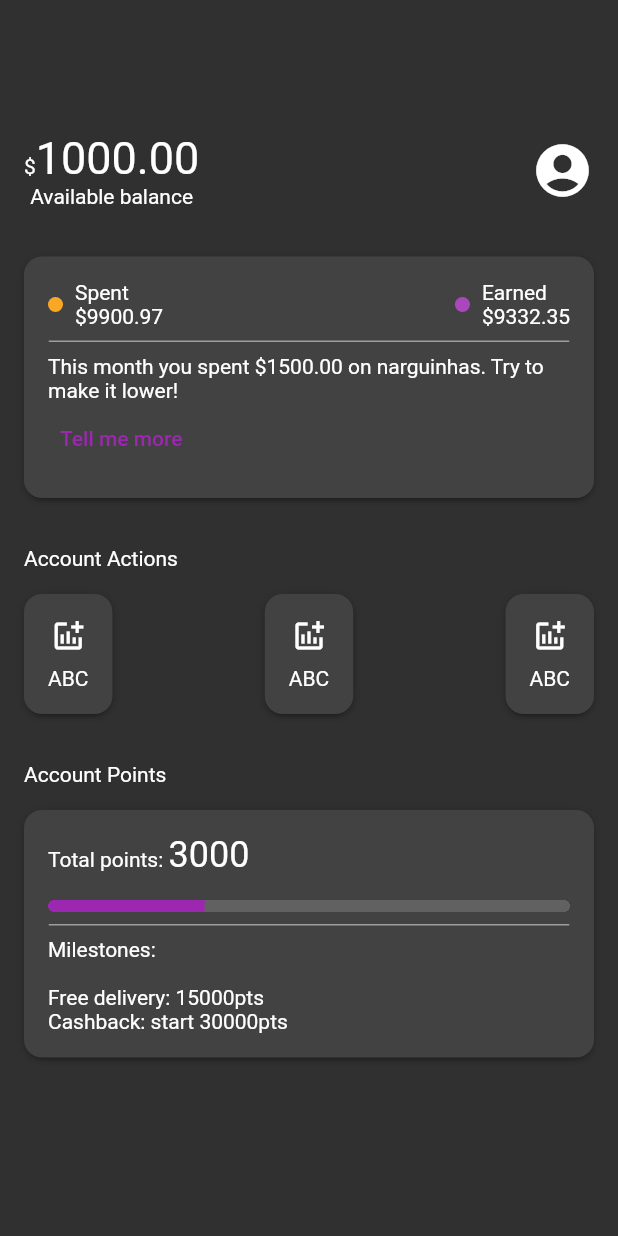
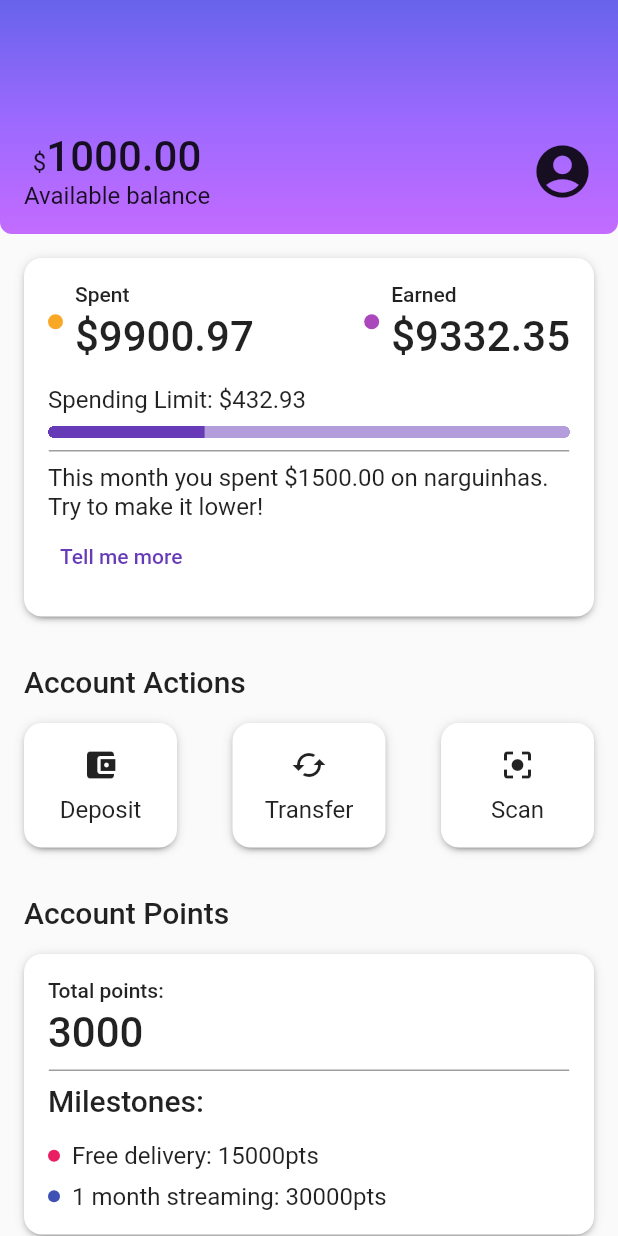
Before and after one commit to ikyrie/alubank, a Flutter app: the screen it shows after launch, on a phone screen of 412 x 824 dp. Run offline on Flutter 3.47's test engine with Material 2 defaults, Android fonts, the phone set to English and light mode, and no system bars.

Commit message:
Finishing basic structure and theming

```diff
--- a/lib/components/activity.dart
+++ b/lib/components/activity.dart
@@ -7,7 +7,9 @@ class Activity extends StatelessWidget {
 
   @override
   Widget build(BuildContext context) {
-    return Column(
+    return Container(
+      width: 70,
+      child: Column(
         children: <Widget>[
           Padding(
             padding: const EdgeInsets.only(bottom: 8.0),
@@ -15,8 +17,10 @@ class Activity extends StatelessWidget {
           ),
           Text(
             cardTitle,
+            textAlign: TextAlign.center,
           ),
         ],
+      ),
     );
   }
 }
--- a/lib/components/current_points.dart
+++ b/lib/components/current_points.dart
@@ -16,32 +16,23 @@ class _AccountPointsState extends State<AccountPoints> {
         Column(
           crossAxisAlignment: CrossAxisAlignment.start,
           children: <Widget>[
-            Padding(
-              padding: const EdgeInsets.only(bottom: 16.0),
-              child: Text.rich(
-                TextSpan(
-                  text: 'Total points: ',
-                  children: <TextSpan>[
-                    TextSpan(text: '3000', style: TextStyle(fontSize: 24),),
-                  ],
-                ),
-              ),
-            ),
-            Row(
-              children: [
-                Expanded(
-                  child: Container(
-                    clipBehavior: Clip.hardEdge,
-                    child: LinearProgressIndicator(
-                      value: 0.3,
-                      semanticsLabel: 'Current points',
-                      minHeight: 8,
-                    ),
-                    decoration: BoxDecoration(borderRadius: BorderRadius.circular(5)),
+            Column(
+              crossAxisAlignment: CrossAxisAlignment.start,
+              children: <Widget>[
+                Padding(
+                  padding: const EdgeInsets.only(bottom: 4.0),
+                  child: Text(
+                    'Total points:',
+                    style: Theme.of(context).textTheme.labelLarge,
                   ),
                 ),
+                Text(
+                  '3000',
+                  style: Theme.of(context).textTheme.bodyLarge,
+                ),
               ],
-            )
+            ),
+
           ],
         ),
         Padding(
@@ -56,10 +47,43 @@ class _AccountPointsState extends State<AccountPoints> {
           children: <Widget>[
             Padding(
               padding: const EdgeInsets.only(bottom: 16.0),
-              child: Text('Milestones:',),
+              child: Text('Milestones:', style: Theme.of(context).textTheme.titleLarge,),
             ),
-            Text('Free delivery: 15000pts'),
-            Text('Cashback: start 30000pts'),
+            Padding(
+              padding: const EdgeInsets.only(bottom: 8.0),
+              child: Row(
+                children: [
+                  Padding(
+                    padding: const EdgeInsets.only(right: 8.0),
+                    child: Container(
+                      width: 8,
+                      height: 8,
+                      decoration: BoxDecoration(
+                        borderRadius: BorderRadius.circular(10),
+                        color: Colors.pink,
+                      ),
+                    ),
+                  ),
+                  Text('Free delivery: 15000pts'),
+                ],
+              ),
+            ),
+            Row(
+              children: [
+                Padding(
+                  padding: const EdgeInsets.only(right: 8.0),
+                  child: Container(
+                    width: 8,
+                    height: 8,
+                    decoration: BoxDecoration(
+                        borderRadius: BorderRadius.circular(10),
+                      color: Colors.indigo,
+                    ),
+                  ),
+                ),
+                Text('1 month streaming: 30000pts'),
+              ],
+            ),
           ],
         ),
       ],
--- a/lib/components/sections/actions.dart
+++ b/lib/components/sections/actions.dart
@@ -15,7 +15,7 @@ class ActionsSection extends StatelessWidget {
               children: <Widget>[
                 Padding(
                   padding: const EdgeInsets.only(top: 16.0, bottom: 16.0),
-                  child: Text('Account Actions'),
+                  child: Text('Account Actions', style: Theme.of(context).textTheme.titleLarge,),
                 ),
                 Row(
                   mainAxisAlignment: MainAxisAlignment.spaceBetween,
@@ -24,25 +24,25 @@ class ActionsSection extends StatelessWidget {
                       boxCardBody:
                           Activity(
                           mainIcon: Icon(
-                            Icons.addchart,
+                            Icons.account_balance_wallet,
                           ),
-                          cardTitle: 'ABC'),
+                          cardTitle: 'Deposit'),
                     ),
                     BoxCard(
                       boxCardBody:
                           Activity(
                           mainIcon: Icon(
-                            Icons.addchart,
+                            Icons.cached,
                           ),
-                          cardTitle: 'ABC'),
+                          cardTitle: 'Transfer'),
                     ),
                     BoxCard(
                       boxCardBody:
                           Activity(
                           mainIcon: Icon(
-                            Icons.addchart,
+                            Icons.center_focus_strong,
                           ),
-                          cardTitle: 'ABC'),
+                          cardTitle: 'Scan'),
                     ),
                   ],
                 ),
--- a/lib/components/sections/header.dart
+++ b/lib/components/sections/header.dart
@@ -1,3 +1,5 @@
+import 'dart:ui';
+
 import 'package:flutter/material.dart';
 
 class Header extends StatelessWidget {
@@ -5,7 +7,20 @@ class Header extends StatelessWidget {
 
   @override
   Widget build(BuildContext context) {
-    return Padding(
+    return Container(
+      decoration: BoxDecoration(
+        borderRadius: BorderRadius.only(bottomLeft: Radius.circular(8), bottomRight: Radius.circular(8)),
+        gradient: LinearGradient(
+          begin: Alignment.topCenter,
+          end: Alignment.bottomCenter,
+          colors: <Color>[
+            Color.fromARGB(255, 103, 99, 234),
+            Color.fromARGB(255, 155, 105, 254),
+            Color.fromARGB(255, 195, 107, 255),
+          ],
+        ),
+      ),
+      child: Padding(
         padding: const EdgeInsets.only(top: 88, left: 16, right: 16, bottom: 16),
         child: Column(
           mainAxisSize: MainAxisSize.min,
@@ -19,7 +34,7 @@ class Header extends StatelessWidget {
                   children: <Widget>[
                     Text.rich(TextSpan(
                         text: '\$',
-                      children: <TextSpan>[TextSpan(text: '1000.00', style: TextStyle(fontSize: 30))],
+                        children: <TextSpan>[TextSpan(text: '1000.00', style: Theme.of(context).textTheme.bodyLarge)],
                       ),
                     ),
                     Text('Available balance'),
@@ -33,6 +48,7 @@ class Header extends StatelessWidget {
             ),
           ],
         ),
+      ),
     );
   }
 }
--- a/lib/components/sections/points_exchange.dart
+++ b/lib/components/sections/points_exchange.dart
@@ -15,7 +15,7 @@ class PointsExchange extends StatelessWidget {
               children: <Widget>[
                 Padding(
                   padding: const EdgeInsets.only(top: 16.0, bottom: 16.0),
-                  child: Text('Account Points'),
+                  child: Text('Account Points', style: Theme.of(context).textTheme.titleLarge,),
                 ),
                 BoxCard(boxCardBody: AccountPoints()),
               ],
--- a/lib/components/status.dart
+++ b/lib/components/status.dart
@@ -6,6 +6,7 @@ class AccountStatus extends StatelessWidget {
   @override
   Widget build(BuildContext context) {
     return Column(
+      crossAxisAlignment: CrossAxisAlignment.start,
       children: <Widget>[
         Row(
           mainAxisAlignment: MainAxisAlignment.spaceBetween,
@@ -19,12 +20,11 @@ class AccountStatus extends StatelessWidget {
                 Column(
                   crossAxisAlignment: CrossAxisAlignment.start,
                   children: [
-                    Text(
-                      'Spent',
+                    Padding(
+                      padding: const EdgeInsets.only(bottom: 4.0),
+                      child: Text('Spent', style: Theme.of(context).textTheme.labelLarge,),
                     ),
-                    Text(
-                      '\$9900.97',
-                    ),
+                    Text('\$9900.97', style: Theme.of(context).textTheme.bodyLarge,),
                   ],
                 ),
               ],
@@ -38,15 +38,33 @@ class AccountStatus extends StatelessWidget {
                 Column(
                   crossAxisAlignment: CrossAxisAlignment.start,
                   children: [
-                    Text(
-                      'Earned',
+                    Padding(
+                      padding: const EdgeInsets.only(bottom: 4.0),
+                      child: Text('Earned', style: Theme.of(context).textTheme.labelLarge,),
                     ),
-                    Text(
-                      '\$9332.35',
-                    ),
+                    Text('\$9332.35', style: Theme.of(context).textTheme.bodyLarge,),
                   ],
                 ),
               ],
+            ),
+          ],
+        ),
+        Padding(
+          padding: const EdgeInsets.only(top: 16.0, bottom: 8.0),
+          child: Text('Spending Limit: \$432.93'),
+        ),
+        Row(
+          children: [
+            Expanded(
+              child: Container(
+                clipBehavior: Clip.hardEdge,
+                child: LinearProgressIndicator(
+                  value: 0.3,
+                  semanticsLabel: 'Current points',
+                  minHeight: 8,
+                ),
+                decoration: BoxDecoration(borderRadius: BorderRadius.circular(5)),
+              ),
             ),
           ],
         ),
--- a/lib/screens/home.dart
+++ b/lib/screens/home.dart
@@ -10,7 +10,8 @@ class Home extends StatelessWidget {
   @override
   Widget build(BuildContext context) {
     return Scaffold(
-      body: Column(
+      body: SingleChildScrollView(
+        child: Column(
           children: [
             Header(),
             RecentActivity(),
@@ -18,6 +19,7 @@ class Home extends StatelessWidget {
             PointsExchange(),
           ],
         ),
+      ),
     );
   }
 }
--- a/lib/themes/purple_theme.dart
+++ b/lib/themes/purple_theme.dart
@@ -1,11 +1,15 @@
 import 'package:flutter/material.dart';
 
-const MaterialColor mainColor = Colors.purple;
+const MaterialColor mainColor = Colors.deepPurple;
 
 ThemeData purpleTheme = ThemeData(
   primaryColor: mainColor,
   colorScheme: ColorScheme.fromSwatch(
     primarySwatch: mainColor,
-    brightness: Brightness.dark,
+    brightness: Brightness.light,
+  ),
+  textTheme: TextTheme(
+    bodyMedium: TextStyle(fontSize: 16),
+    bodyLarge: TextStyle(fontSize: 28),
   ),
 );
```
Lines whose indentation alone changed are shown as unchanged.
